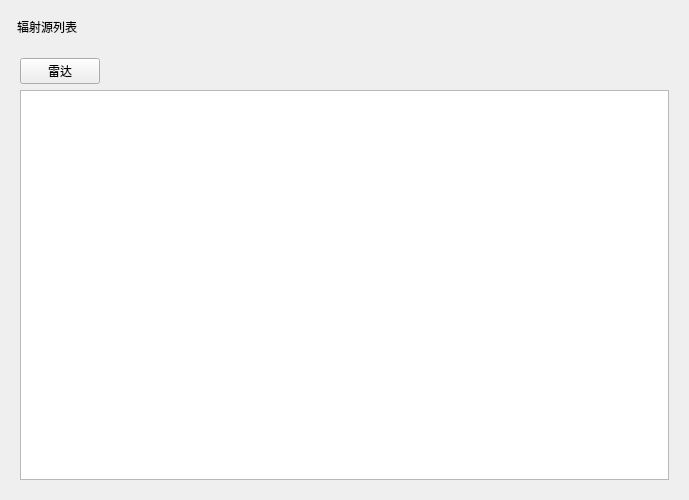
jackstraw1112/UVA-MissionPlanning, file Project/src/EstimateSituation/RZSourceRadiation.ui: the form before one commit.
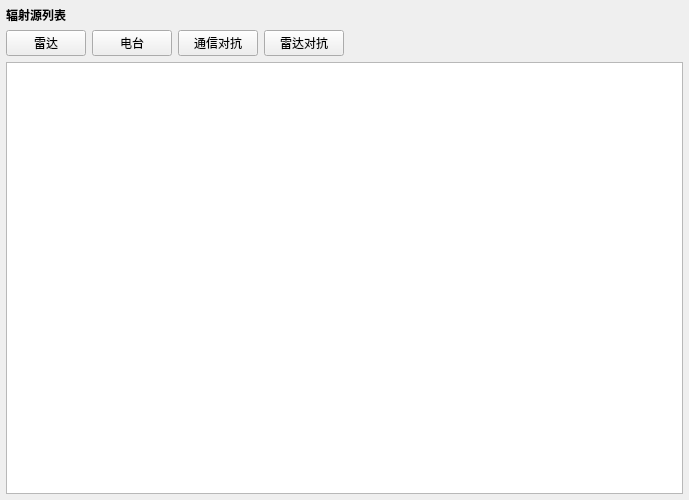
The form after the commit.

Commit message: 更新整体布局

Patch:
```diff
--- a/Project/src/EstimateSituation/RZSourceRadiation.ui
+++ b/Project/src/EstimateSituation/RZSourceRadiation.ui
@@ -13,9 +13,7 @@
   <property name="windowTitle">
    <string>RZSourceRadiation</string>
   </property>
-  <layout class="QGridLayout" name="gridLayout_2">
-   <item row="0" column="0">
-    <layout class="QHBoxLayout" name="horizontalLayout_3">
+  <layout class="QVBoxLayout" name="verticalLayout_main">
      <property name="leftMargin">
       <number>6</number>
      </property>
@@ -30,13 +28,46 @@
      </property>
      <item>
       <widget class="QLabel" name="lblTitle">
+     <property name="styleSheet">
+      <string notr="true">font-weight: bold; font-size: 9pt;</string>
+     </property>
        <property name="text">
         <string>辐射源列表</string>
        </property>
       </widget>
      </item>
      <item>
-      <spacer name="horizontalSpacer">
+    <layout class="QHBoxLayout" name="horizontalLayout_tableBtns">
+     <item>
+      <widget class="QPushButton" name="btnRadar">
+       <property name="text">
+        <string>雷达</string>
+       </property>
+      </widget>
+     </item>
+     <item>
+      <widget class="QPushButton" name="btnRadio">
+       <property name="text">
+        <string>电台</string>
+       </property>
+      </widget>
+     </item>
+     <item>
+      <widget class="QPushButton" name="btnCommJam">
+       <property name="text">
+        <string>通信对抗</string>
+       </property>
+      </widget>
+     </item>
+     <item>
+      <widget class="QPushButton" name="btnRadarJam">
+       <property name="text">
+        <string>雷达对抗</string>
+       </property>
+      </widget>
+     </item>
+     <item>
+      <spacer name="horizontalSpacer_table">
        <property name="orientation">
         <enum>Qt::Horizontal</enum>
        </property>
@@ -50,47 +81,17 @@
      </item>
     </layout>
    </item>
-   <item row="1" column="0">
-    <widget class="QWidget" name="radiationWidget" native="true">
-     <layout class="QGridLayout" name="gridLayout">
-      <item row="1" column="0" colspan="2">
+   <item>
        <widget class="QTableView" name="tableView">
         <property name="sizePolicy">
          <sizepolicy hsizetype="Expanding" vsizetype="Expanding">
-          <horstretch>0</horstretch>
-          <verstretch>0</verstretch>
+       <horstretch>1</horstretch>
+       <verstretch>1</verstretch>
          </sizepolicy>
         </property>
         <property name="alternatingRowColors">
          <bool>true</bool>
         </property>
-       </widget>
-      </item>
-      <item row="0" column="1">
-       <spacer name="horizontalSpacer_2">
-        <property name="orientation">
-         <enum>Qt::Horizontal</enum>
-        </property>
-        <property name="sizeHint" stdset="0">
-         <size>
-          <width>487</width>
-          <height>20</height>
-         </size>
-        </property>
-       </spacer>
-      </item>
-      <item row="0" column="0">
-       <layout class="QHBoxLayout" name="horizontalLayout">
-        <item>
-         <widget class="QPushButton" name="btnRadar">
-          <property name="text">
-           <string>雷达</string>
-          </property>
-         </widget>
-        </item>
-       </layout>
-      </item>
-     </layout>
     </widget>
    </item>
   </layout>
```
Lines whose indentation alone changed are shown as unchanged. The commit also changes 5 other files.
